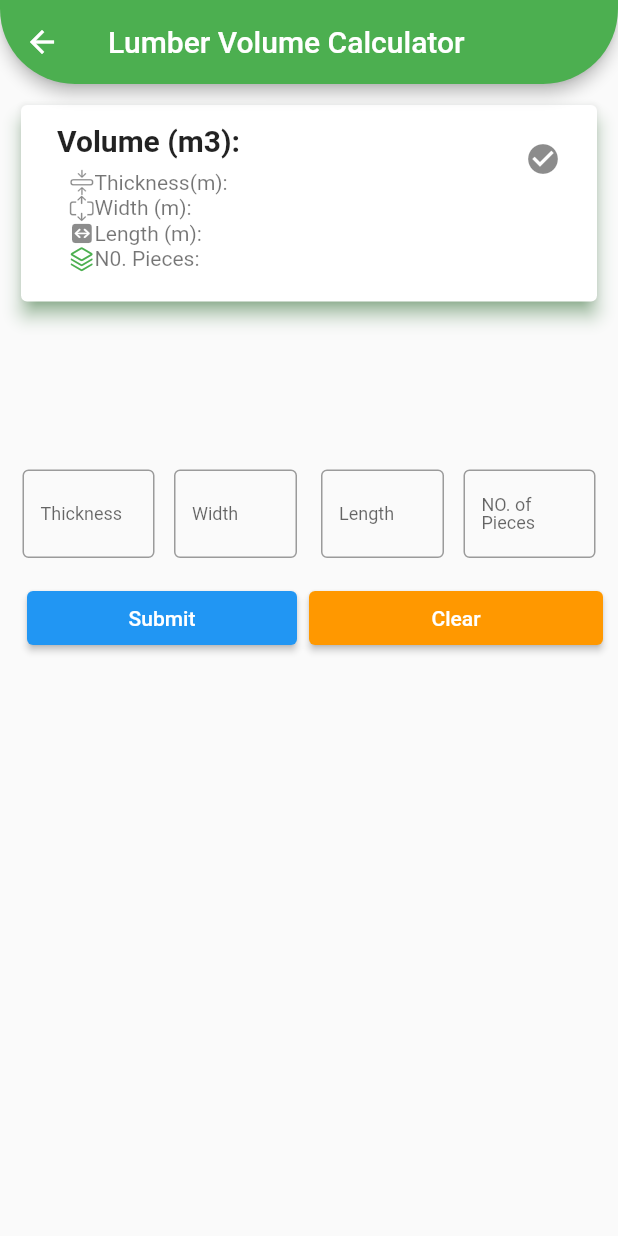
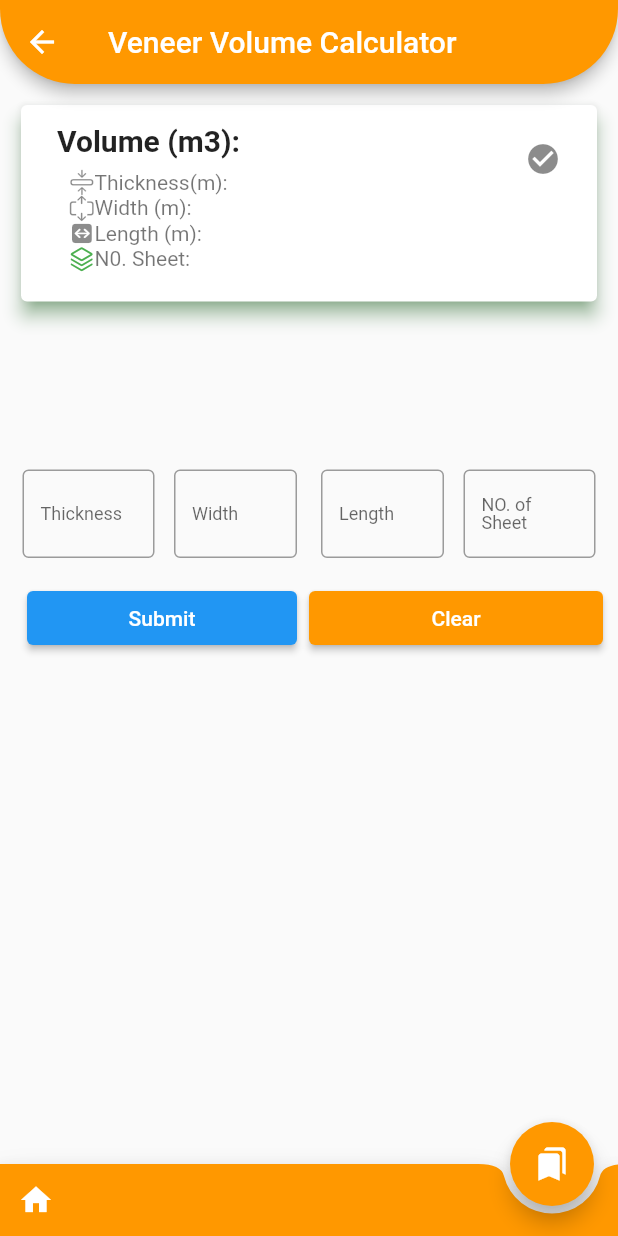
Before and after one commit to s-muel/woodCalculator_v1, a Flutter app: the screen it shows after launch, after a tap on "Veneer Volume", on a phone screen of 412 x 824 dp. Run offline on Flutter 3.47's test engine with Material 2 defaults, Android fonts, the phone set to English and light mode, and no system bars; our stand-ins replace csv.

Commit message:
added veneer page

```diff
--- a/lib/main.dart
+++ b/lib/main.dart
@@ -1,6 +1,7 @@
 import 'package:flutter/material.dart';
 import 'package:forest1/log_volume.dart';
 import 'package:forest1/lumber_page.dart';
+import 'package:forest1/veneer_volume.dart';
 
 void main() {
   runApp(const MyApp());
@@ -149,7 +150,7 @@ class _MyHomePageState extends State<MyHomePage> {
           InkWell(
             onTap: () {
               Navigator.push(context, MaterialPageRoute(builder: (context) {
-                return const LumberVolume();
+                return const VeneerVolume();
               }));
             },
             child: Card(
@@ -200,7 +201,7 @@ class _MyHomePageState extends State<MyHomePage> {
         backgroundColor: Colors.green,
         splashColor: Colors.green,
       ),
-      floatingActionButtonLocation: FloatingActionButtonLocation.centerDocked,
+      floatingActionButtonLocation: FloatingActionButtonLocation.endDocked,
       bottomNavigationBar: BottomAppBar(
         //bottom navigation bar on scaffold
         color: Colors.green,
@@ -219,20 +220,6 @@ class _MyHomePageState extends State<MyHomePage> {
               ),
               onPressed: () {},
             ),
-            IconButton(
-              icon: Icon(
-                Icons.search,
-                color: Colors.white,
-              ),
-              onPressed: () {},
-            ),
-            IconButton(
-              icon: Icon(
-                Icons.people,
-                color: Colors.white,
-              ),
-              onPressed: () {},
-            ),
           ],
         ),
       ),
--- /dev/null
+++ b/lib/veneer_volume.dart
@@ -0,0 +1,328 @@
+import 'package:flutter/cupertino.dart';
+import 'package:flutter/material.dart';
+
+class VeneerVolume extends StatefulWidget {
+  const VeneerVolume({Key? key}) : super(key: key);
+
+  @override
+  State<VeneerVolume> createState() => _VeneerVolumeState();
+}
+
+class _VeneerVolumeState extends State<VeneerVolume> {
+  // form Controllers
+  final GlobalKey<FormState> _formKey = GlobalKey<FormState>();
+  final TextEditingController thicknessController = TextEditingController();
+  final TextEditingController widthController = TextEditingController();
+  final TextEditingController lengthController = TextEditingController();
+  final TextEditingController noOfPiecesController = TextEditingController();
+
+  // initial Variables for the card
+  String volume = "";
+  String thickness = "";
+  String width = "";
+  String length = "";
+  String noOfPieces = "";
+
+  //function for volume
+  List result(double thick, double width, double length, double noOfPieces) {
+    List value = [];
+    double innerWidth = width / 1000;
+    double innerThickness = thick / 1000;
+    double volume;
+
+    volume = (innerThickness * innerWidth * length * noOfPieces);
+
+    value.addAll([volume, innerThickness, innerWidth, length, noOfPieces]);
+    return value;
+  }
+
+  @override
+  Widget build(BuildContext context) {
+    return Scaffold(
+      appBar: AppBar(
+        backgroundColor: Colors.orange,
+        shape: const RoundedRectangleBorder(
+            borderRadius: BorderRadius.only(
+                bottomRight: Radius.circular(50),
+                bottomLeft: Radius.circular(50))),
+        title: const Text(
+          "Veneer Volume Calculator",
+          style: TextStyle(
+            fontSize: 20,
+          ),
+        ),
+      ),
+      body: ListView(
+        children: [
+          Form(
+            key: _formKey,
+            child: Padding(
+              padding: const EdgeInsets.all(10.0),
+              child: Column(
+                children: [
+                  Card(
+                    elevation: 5,
+                    shadowColor: Colors.green,
+                    child: Padding(
+                      padding: const EdgeInsets.all(8.0),
+                      child: ListTile(
+                        title: Text(
+                          'Volume (m3):  $volume',
+                          style: const TextStyle(
+                              fontWeight: FontWeight.bold, fontSize: 20),
+
+                          // ),
+                        ),
+                        trailing: const Icon(
+                          Icons.check_circle,
+                        ),
+                        subtitle: Padding(
+                          padding: const EdgeInsets.all(8.0),
+                          child: Column(
+                            children: [
+                              Row(
+                                children: [
+                                  const Icon(
+                                      CupertinoIcons
+                                          .rectangle_compress_vertical,
+                                      size: 17),
+                                  Text('Thickness(m):  $thickness'),
+                                  const SizedBox(
+                                    width: 5,
+                                  ),
+                                ],
+                              ),
+                              Row(children: [
+                                const Icon(
+                                    CupertinoIcons.rectangle_expand_vertical,
+                                    size: 17),
+                                Text('Width (m):  $width'),
+                              ]),
+                              Row(
+                                children: [
+                                  const Icon(
+                                      CupertinoIcons
+                                          .arrow_left_right_square_fill,
+                                      size: 17),
+                                  Text('Length (m):  $length'),
+                                  const SizedBox(
+                                    width: 7,
+                                  ),
+                                ],
+                              ),
+                              Row(
+                                children: [
+                                  const Icon(CupertinoIcons.square_stack_3d_up,
+                                      size: 17, color: Colors.green),
+                                  Text('N0. Sheet:  $noOfPieces'),
+                                ],
+                              )
+                            ],
+                          ),
+                        ),
+                      ),
+                    ),
+                  ),
+                  const SizedBox(
+                    height: 100.0,
+                  ),
+
+                  // begin of textField
+                  Row(
+                    children: [
+                      Expanded(
+                        child: Padding(
+                          padding: const EdgeInsets.all(5.0),
+                          child: TextFormField(
+                            validator: (value) {
+                              if (value == null || value.isEmpty) {
+                                return '* Required';
+                              }
+                              return null;
+                            },
+                            controller: thicknessController,
+                            keyboardType: TextInputType.number,
+                            decoration: const InputDecoration(
+                              label: Text(
+                                "Thickness",
+                                style: TextStyle(fontSize: 12),
+                              ),
+                              border: OutlineInputBorder(),
+                              hintText: 'mm',
+                            ),
+                          ),
+                        ),
+                      ),
+                      Expanded(
+                        child: Padding(
+                          padding: const EdgeInsets.all(8.0),
+                          child: TextFormField(
+                            validator: (value) {
+                              if (value == null || value.isEmpty) {
+                                return '* Required';
+                              }
+                              return null;
+                            },
+                            controller: widthController,
+                            keyboardType: TextInputType.number,
+                            decoration: const InputDecoration(
+                              label: Text(
+                                "Width",
+                                style: TextStyle(fontSize: 12),
+                              ),
+                              border: OutlineInputBorder(),
+                              hintText: 'mm',
+                            ),
+                          ),
+                        ),
+                      ),
+                      Expanded(
+                        child: Padding(
+                          padding: const EdgeInsets.all(8.0),
+                          child: TextFormField(
+                            validator: (value) {
+                              if (value == null || value.isEmpty) {
+                                return '* Required';
+                              }
+                              return null;
+                            },
+                            controller: lengthController,
+                            keyboardType: TextInputType.number,
+                            decoration: const InputDecoration(
+                              label: Text(
+                                "Length",
+                                style: TextStyle(fontSize: 12),
+                              ),
+                              border: OutlineInputBorder(),
+                              hintText: 'm',
+                            ),
+                          ),
+                        ),
+                      ),
+                      Expanded(
+                        child: Padding(
+                          padding: const EdgeInsets.all(5.0),
+                          child: TextFormField(
+                            validator: (value) {
+                              if (value == null || value.isEmpty) {
+                                return '* Required';
+                              }
+                              return null;
+                            },
+                            controller: noOfPiecesController,
+                            keyboardType: TextInputType.number,
+                            decoration: const InputDecoration(
+                              label: Text(
+                                "NO. of Sheet",
+                                style: TextStyle(fontSize: 12),
+                              ),
+                              border: OutlineInputBorder(),
+                              hintText: '0',
+                            ),
+                          ),
+                        ),
+                      ),
+                    ],
+                  ),
+                  Row(
+                    children: [
+                      Expanded(
+                        child: Padding(
+                          padding: const EdgeInsets.all(8.0),
+                          child: ElevatedButton(
+                            style: ElevatedButton.styleFrom(
+                              primary: Colors.blue,
+                            ),
+                            onPressed: () async {
+                              // double noOf =
+                              // String noOf = noOfPiecesController.text;
+                              // print(noOf);
+                              if (_formKey.currentState!.validate()) {
+                                List funcResults = result(
+                                  double.parse(thicknessController.text),
+                                  double.parse(widthController.text),
+                                  double.parse(lengthController.text),
+                                  double.parse(noOfPiecesController.text),
+                                );
+                                setState(() {
+                                  volume = funcResults[0].toStringAsFixed(3);
+                                  thickness = funcResults[1].toStringAsFixed(2);
+                                  width = funcResults[2].toStringAsFixed(2);
+                                  length = funcResults[3].toStringAsFixed(2);
+                                  noOfPieces =
+                                      funcResults[4].toStringAsFixed(2);
+                                });
+                                ScaffoldMessenger.of(context).showSnackBar(
+                                    const SnackBar(
+                                        content: Text('Processing Done')));
+                              }
+                            },
+                            child: const Text('Submit'),
+                          ),
+                        ),
+                      ),
+                      Expanded(
+                        child: ElevatedButton(
+                            style: ElevatedButton.styleFrom(
+                              primary: Colors.orange,
+                            ),
+                            onPressed: () {
+                              return setState(() {
+                                //clearing the form fields
+                                _formKey.currentState!.reset();
+                                thicknessController.clear();
+                                widthController.clear();
+                                lengthController.clear();
+                                noOfPiecesController.clear();
+
+                                // clearing the card results
+                                volume = "";
+                                thickness = "";
+                                width = "";
+                                length = "";
+                                noOfPieces = "";
+                              });
+                            },
+                            child: const Text('Clear')),
+                      )
+                    ],
+                  )
+                ],
+              ),
+            ),
+          ),
+        ],
+      ),
+      floatingActionButton: FloatingActionButton(
+        onPressed: () {},
+        tooltip: 'Increment',
+        //insert_chart
+        child: const Icon(Icons.bookmarks),
+        backgroundColor: Colors.orange,
+        splashColor: Colors.lightGreenAccent,
+      ),
+      floatingActionButtonLocation: FloatingActionButtonLocation.endDocked,
+      bottomNavigationBar: BottomAppBar(
+        //bottom navigation bar on scaffold
+        color: Colors.orange,
+        shape: CircularNotchedRectangle(), //shape of notch
+        notchMargin:
+            5, //notche margin between floating button and bottom appbar
+        child: Row(
+          //children inside bottom appbar
+          mainAxisSize: MainAxisSize.max,
+          mainAxisAlignment: MainAxisAlignment.spaceBetween,
+          children: <Widget>[
+            IconButton(
+              icon: const Icon(
+                Icons.home,
+                color: Colors.white,
+              ),
+              onPressed: () {},
+            ),
+          ],
+        ),
+      ),
+    );
+  }
+}
```
Also changed, not shown: lib/lumber_page.dart (+31 -0 lines).
